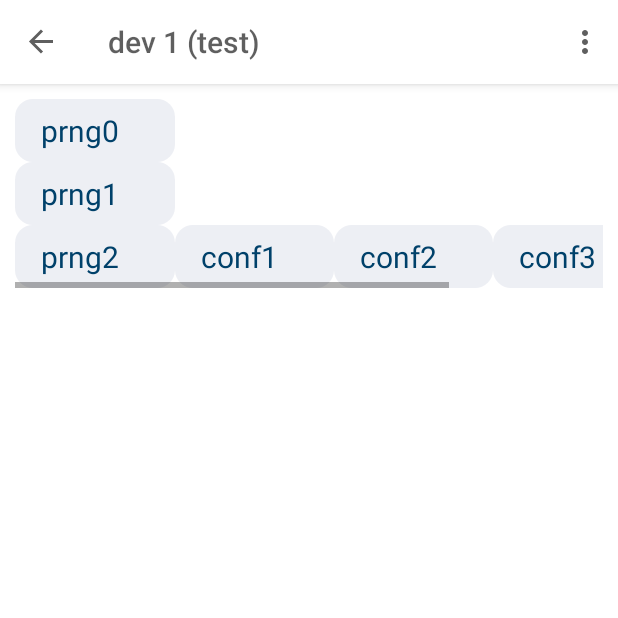
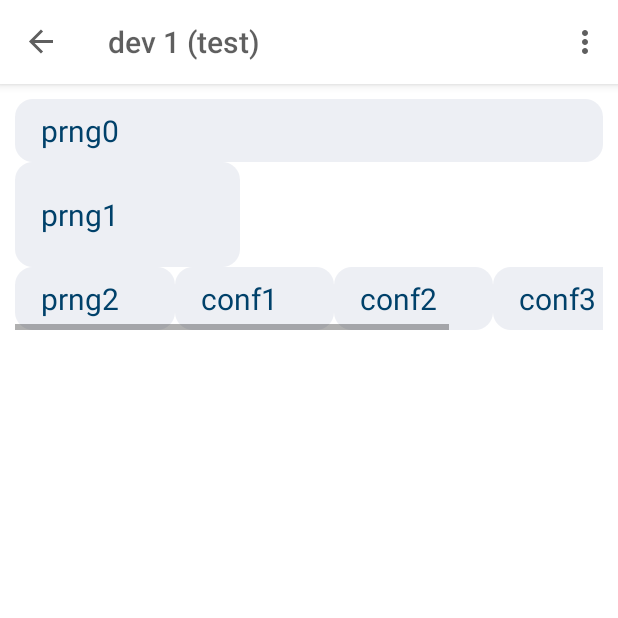
Before and after one commit to villanellex2/epicAndroidApp, an Android app: the screen it shows after launch (MainActivity), after a tap on "dev 1", on a phone screen of 412 x 824 dp, the top half of it. Run offline under Robolectric (Android 15) with nearby library versions, the phone set to English and light mode, and no system bars; our stand-ins replace navigation-ui; libraries missing offline, so code that uses them is left out: gov.aps.jca; 1 statement that could not run was skipped.

Commit message:
size for screen unit

```diff
--- a/app/src/main/java/ru/edubinskaya/epics/app/config/ListScreenUnit.kt
+++ b/app/src/main/java/ru/edubinskaya/epics/app/config/ListScreenUnit.kt
@@ -17,23 +17,21 @@ import ru.edubinskaya.epics.app.json.screen.DoubleField
 import ru.edubinskaya.epics.app.json.screen.ScreenUnit
 
 class ListScreenUnit(
-    private val jsonRoot: JSONObject,
+    override val jsonRoot: JSONObject,
     override val prefix: String,
-    val activity: Activity,
+    override val activity: Activity,
 ) : ScreenUnit {
     override val view: View
     override var epicsListeners: ArrayList<EpicsListener> = ArrayList()
 
     init {
-        val orientation = try {
+        val orientation = if (jsonRoot.has("orientation")) {
             when (jsonRoot.getString("orientation")) {
                 "vertical" -> LinearLayoutManager.VERTICAL
                 "horizontal" -> LinearLayoutManager.HORIZONTAL
                 else -> LinearLayoutManager.VERTICAL
             }
-        } catch (e: JSONException) {
-            LinearLayout.VERTICAL
-        }
+        } else { LinearLayoutManager.VERTICAL }
 
         val listOfFields = getSubViewList()
 
@@ -62,25 +60,20 @@ class ListScreenUnit(
         }
     }
 
-    fun getSubViewList(): List<ScreenUnit> {
+    private fun getSubViewList(): List<ScreenUnit> {
         val listOfFields = ArrayList<ScreenUnit>()
         try {
             val jsonArray = jsonRoot.getJSONArray("content")
             for (i in 0 until jsonArray.length()) {
                 val obj = jsonArray.getJSONObject(i)
                 val field = when (obj.getString("type")) {
-                    FieldType.DOUBLE_VALUE.name -> DoubleField(
-                        obj.getString("name"),
-                        prefix,
-                        activity
-                    )
+                    FieldType.DOUBLE_VALUE.name -> DoubleField(obj ,prefix, activity)
                     ContainerType.LIST.name -> ListScreenUnit(obj, prefix, activity)
                     else -> null
                 }
                 field?.let { listOfFields.add(it) }
             }
-        } catch (ignored: JSONException) {
-        }
+        } catch (ignored: JSONException) { }
         return listOfFields
     }
 }
--- a/app/src/main/java/ru/edubinskaya/epics/app/config/ScreenProvider.kt
+++ b/app/src/main/java/ru/edubinskaya/epics/app/config/ScreenProvider.kt
@@ -2,14 +2,11 @@ package ru.edubinskaya.epics.app.config
 
 import android.app.Activity
 import android.content.Context
-import android.view.View
 import android.widget.LinearLayout
 import org.json.JSONException
 import org.json.JSONObject
 import ru.edubinskaya.epics.app.R
 import ru.edubinskaya.epics.app.json.ContainerType
-import ru.edubinskaya.epics.app.json.FieldType
-import ru.edubinskaya.epics.app.json.screen.Field
 import ru.edubinskaya.epics.app.json.screen.Screen
 import java.io.BufferedReader
 import java.io.IOException
@@ -20,10 +17,9 @@ import java.io.InputStreamReader
 class ScreenProvider(private val activity: Activity?) {
     val screenList: List<Screen> = getDevices()
 
-    fun getDeviceFieldsById(id: String): View? {
+    fun getScreenFieldsById(id: String): Screen? {
         if (activity == null) return null
         val jsonRoot = JSONObject(readText(activity, R.raw.list_of_devices))
-        val listOfFields = ArrayList<Field>()
         var screen: Screen? = null
 
         for (s in screenList) {
@@ -32,17 +28,20 @@ class ScreenProvider(private val activity: Activity?) {
             }
         }
 
-        if (screen == null) return LinearLayout(activity)
+        if (screen == null) return null
 
-        try {
+        val mainField = try {
             val jsonArray = jsonRoot.getJSONObject(id)
-            return when (jsonArray.getString("type")) {
-                ContainerType.LIST.name -> ListScreenUnit(jsonArray, screen.pvName, activity).view
-                else -> LinearLayout(activity)
+            when (jsonArray.getString("type")) {
+                ContainerType.LIST.name -> ListScreenUnit(jsonArray, screen.pvName, activity)
+                else ->  ListScreenUnit(JSONObject(""), screen.pvName, activity)
             }
         } catch (e: JSONException) {
-            return LinearLayout(activity)
+            null
         }
+        screen.view = mainField?.view!!
+        screen.epicsListeners = mainField.epicsListeners
+        return screen
     }
 
     private fun getDevices(): List<Screen> {
--- a/app/src/main/java/ru/edubinskaya/epics/app/json/screen/DoubleField.kt
+++ b/app/src/main/java/ru/edubinskaya/epics/app/json/screen/DoubleField.kt
@@ -4,36 +4,44 @@ import android.app.Activity
 import android.view.Gravity
 import android.view.LayoutInflater
 import android.view.View
+import android.view.ViewGroup
 import android.widget.GridLayout
 import android.widget.TextView
 import gov.aps.jca.CAStatus
 import gov.aps.jca.dbr.DOUBLE
 import gov.aps.jca.event.MonitorEvent
 import gov.aps.jca.event.MonitorListener
+import org.json.JSONObject
 import ru.edubinskaya.epics.app.R
 import ru.edubinskaya.epics.app.channelaccess.EpicsListener
 
 class DoubleField(
-    override val fieldName: String,
+    override val jsonRoot: JSONObject,
     override val prefix: String,
-    val activity: Activity?
+    override val activity: Activity?,
 ) : Field {
     override var view = GridLayout(activity)
     override var epicsListeners: ArrayList<EpicsListener> = ArrayList<EpicsListener>()
     private val monitor: MonitorListener = DoubleMonitorListener()
+    override val fieldName: String?
 
     init {
         val epicsListener = EpicsListener()
-        epicsListener.execute(this, monitor)
-        epicsListeners.add(epicsListener)
+        fieldName = if (jsonRoot.has("name")) jsonRoot.getString("name") else null
 
         view = activity?.layoutInflater?.inflate(R.layout.field, null) as GridLayout
-        view.findViewById<TextView>(R.id.item_name).text = fieldName
+        if (fieldName != null) {
+            view.findViewById<TextView>(R.id.item_name).text = fieldName
+            epicsListener.execute(this, monitor)
+            epicsListeners.add(epicsListener)
+        }
 
         val layoutParams = GridLayout.LayoutParams()
         layoutParams.layoutDirection
         layoutParams.setMargins(15, 15, 15, 15)
         view.layoutParams = layoutParams
+
+        setViewLayoutParams()
     }
 
     inner class DoubleMonitorListener() : MonitorListener {
--- a/app/src/main/java/ru/edubinskaya/epics/app/json/screen/Field.kt
+++ b/app/src/main/java/ru/edubinskaya/epics/app/json/screen/Field.kt
@@ -6,5 +6,5 @@ import ru.edubinskaya.epics.app.channelaccess.EpicsListener
 import ru.edubinskaya.epics.app.json.FieldType
 
 interface Field: ScreenUnit {
-    val fieldName: String
+    val fieldName: String?
 }
--- a/app/src/main/java/ru/edubinskaya/epics/app/json/screen/Screen.kt
+++ b/app/src/main/java/ru/edubinskaya/epics/app/json/screen/Screen.kt
@@ -1,11 +1,12 @@
 package ru.edubinskaya.epics.app.json.screen
 
 import android.view.View
+import ru.edubinskaya.epics.app.channelaccess.EpicsListener
 
 class Screen (
     val id: String?,
     val displayedName: String?,
     val pvName: String,
-    val view: View,
-    val listOfFields: List<Field>
+    var view: View,
+    var epicsListeners: List<EpicsListener>
 )
--- a/app/src/main/java/ru/edubinskaya/epics/app/json/screen/ScreenUnit.kt
+++ b/app/src/main/java/ru/edubinskaya/epics/app/json/screen/ScreenUnit.kt
@@ -1,10 +1,53 @@
 package ru.edubinskaya.epics.app.json.screen
 
+import android.app.Activity
+import android.content.res.Resources
+import android.util.DisplayMetrics
 import android.view.View
+import android.view.ViewGroup
+import android.widget.GridLayout
+import org.json.JSONObject
 import ru.edubinskaya.epics.app.channelaccess.EpicsListener
 
 interface ScreenUnit {
+    val jsonRoot: JSONObject
     val prefix: String
     val view: View
+    val activity: Activity?
     var epicsListeners: ArrayList<EpicsListener>
+
+    fun setViewLayoutParams() {
+        var width = if (jsonRoot.has("width")) {
+            val value = jsonRoot.getString("width")
+            when (jsonRoot.getString("width")) {
+                "wrap_content" -> ViewGroup.LayoutParams.WRAP_CONTENT
+                "match_parent" -> ViewGroup.LayoutParams.MATCH_PARENT
+                else -> pxToDp(value.toIntOrNull())
+            }
+        } else ViewGroup.LayoutParams.MATCH_PARENT
+        var height = if (jsonRoot.has("height")) {
+            val value = jsonRoot.getString("height")
+            when (jsonRoot.getString("height")) {
+                "wrap_content" -> ViewGroup.LayoutParams.WRAP_CONTENT
+                "match_parent" -> ViewGroup.LayoutParams.MATCH_PARENT
+                else -> pxToDp(value.toIntOrNull())
+            }
+        } else ViewGroup.LayoutParams.MATCH_PARENT
+        width = width ?: GridLayout.LayoutParams.MATCH_PARENT
+        height = height ?: GridLayout.LayoutParams.MATCH_PARENT
+        view.layoutParams.width = width
+        view.layoutParams.height = height
+    }
+
+    fun pxToDp(px: Int?): Int {
+        if (px == null) return 0
+        return if (activity != null) {
+            val resources = activity?.resources
+            val metrics = resources?.displayMetrics ?: return 0
+            (px * (metrics.densityDpi.toFloat() / DisplayMetrics.DENSITY_DEFAULT)).toInt()
+        } else {
+            val metrics = Resources.getSystem().displayMetrics
+            (px * (metrics.densityDpi.toFloat() / DisplayMetrics.DENSITY_DEFAULT)).toInt()
+        }
+    }
 }
--- a/app/src/main/java/ru/edubinskaya/epics/app/view/SecondFragment.kt
+++ b/app/src/main/java/ru/edubinskaya/epics/app/view/SecondFragment.kt
@@ -50,8 +50,8 @@ class SecondFragment : Fragment() {
 
     private fun initializeContent() {
         screenProvider = ScreenProvider(activity)
-        val view = screen?.id?.let { screenProvider!!.getDeviceFieldsById(it) } ?: return
-        binding.mainView.addView(view)
+        val screen = screen?.id?.let { screenProvider!!.getScreenFieldsById(it) } ?: return
+        binding.mainView.addView(screen.view)
     }
 
     override fun onDestroyView() {
--- a/app/src/main/res/raw/list_of_devices.json
+++ b/app/src/main/res/raw/list_of_devices.json
@@ -26,11 +26,15 @@
       },
       {
         "name": "gate",
-        "type": "BOOLEAN_SET"
+        "type": "BOOLEAN_SET",
+        "width": 60,
+        "height": 30
       },
       {
         "name": "prng1",
-        "type": "DOUBLE_VALUE"
+        "type": "DOUBLE_VALUE",
+        "width": 150,
+        "height": 70
       },
       {
         "type": "LIST",
```
